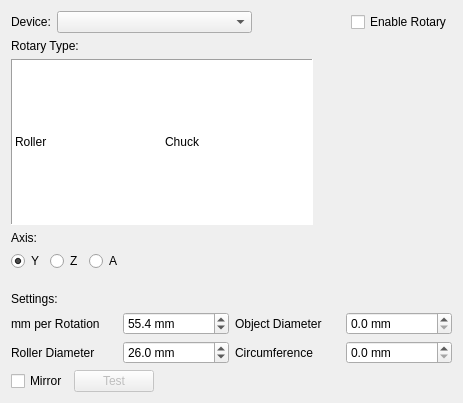
Old version of the form src/windows/rotary_setup.ui in the repository flux3dp/swiftray.
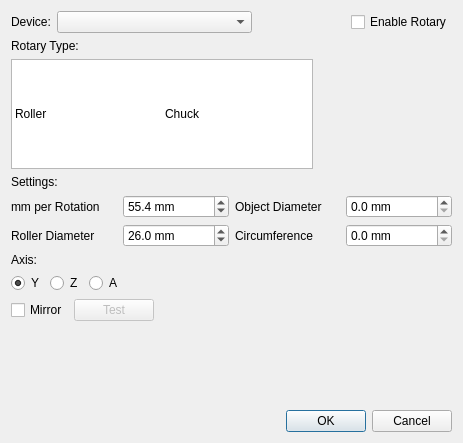
New version of the form. Icons and pictures are not drawn.

Diff of the .ui file:
```diff
--- a/src/windows/rotary_setup.ui
+++ b/src/windows/rotary_setup.ui
@@ -7,7 +7,7 @@
     <x>0</x>
     <y>0</y>
     <width>463</width>
-    <height>403</height>
+    <height>443</height>
    </rect>
   </property>
   <property name="windowTitle">
@@ -70,19 +70,19 @@
          <height>110</height>
         </size>
        </property>
-       <property name="frameShape">
-        <enum>QFrame::Panel</enum>
-       </property>
-       <property name="frameShadow">
-        <enum>QFrame::Sunken</enum>
+       <property name="maximumSize">
+        <size>
+         <width>16777215</width>
+         <height>110</height>
+        </size>
        </property>
        <property name="showDropIndicator" stdset="0">
         <bool>false</bool>
        </property>
        <property name="iconSize">
         <size>
-         <width>90</width>
-         <height>90</height>
+         <width>80</width>
+         <height>80</height>
         </size>
        </property>
        <property name="movement">
@@ -144,73 +144,6 @@
      </item>
     </layout>
    </item>
-   <item>
-    <widget class="QLabel" name="label_3">
-     <property name="maximumSize">
-      <size>
-       <width>100</width>
-       <height>16777215</height>
-      </size>
-     </property>
-     <property name="text">
-      <string>Axis:</string>
-     </property>
-    </widget>
-   </item>
-   <item>
-    <layout class="QHBoxLayout" name="horizontalLayout_3">
-     <item>
-      <widget class="QRadioButton" name="YRadioButton">
-       <property name="text">
-        <string>Y</string>
-       </property>
-       <property name="checked">
-        <bool>true</bool>
-       </property>
-      </widget>
-     </item>
-     <item>
-      <widget class="QRadioButton" name="ZRadioButton">
-       <property name="text">
-        <string>Z</string>
-       </property>
-      </widget>
-     </item>
-     <item>
-      <widget class="QRadioButton" name="ARadioButton">
-       <property name="text">
-        <string>A</string>
-       </property>
-      </widget>
-     </item>
-     <item>
-      <spacer name="horizontalSpacer">
-       <property name="orientation">
-        <enum>Qt::Horizontal</enum>
-       </property>
-       <property name="sizeHint" stdset="0">
-        <size>
-         <width>40</width>
-         <height>20</height>
-        </size>
-       </property>
-      </spacer>
-     </item>
-    </layout>
-   </item>
-   <item>
-    <spacer name="verticalSpacer_3">
-     <property name="orientation">
-      <enum>Qt::Vertical</enum>
-     </property>
-     <property name="sizeHint" stdset="0">
-      <size>
-       <width>20</width>
-       <height>40</height>
-      </size>
-     </property>
-    </spacer>
-   </item>
    <item>
     <widget class="QLabel" name="label_4">
      <property name="text">
@@ -323,6 +256,60 @@
      </item>
     </layout>
    </item>
+   <item>
+    <widget class="QLabel" name="label_3">
+     <property name="maximumSize">
+      <size>
+       <width>100</width>
+       <height>16777215</height>
+      </size>
+     </property>
+     <property name="text">
+      <string>Axis:</string>
+     </property>
+    </widget>
+   </item>
+   <item>
+    <layout class="QHBoxLayout" name="horizontalLayout_3">
+     <item>
+      <widget class="QRadioButton" name="YRadioButton">
+       <property name="text">
+        <string>Y</string>
+       </property>
+       <property name="checked">
+        <bool>true</bool>
+       </property>
+      </widget>
+     </item>
+     <item>
+      <widget class="QRadioButton" name="ZRadioButton">
+       <property name="text">
+        <string>Z</string>
+       </property>
+      </widget>
+     </item>
+     <item>
+      <widget class="QRadioButton" name="ARadioButton">
+       <property name="text">
+        <string>A</string>
+       </property>
+      </widget>
+     </item>
+     <item>
+      <spacer name="horizontalSpacer">
+       <property name="orientation">
+        <enum>Qt::Horizontal</enum>
+       </property>
+       <property name="sizeHint" stdset="0">
+        <size>
+         <width>40</width>
+         <height>20</height>
+        </size>
+       </property>
+      </spacer>
+     </item>
+    </layout>
+   </item>
    <item>
     <layout class="QHBoxLayout" name="horizontalLayout_5">
      <item>
@@ -375,6 +362,29 @@
      </item>
     </layout>
    </item>
+   <item>
+    <spacer name="verticalSpacer">
+     <property name="orientation">
+      <enum>Qt::Vertical</enum>
+     </property>
+     <property name="sizeHint" stdset="0">
+      <size>
+       <width>20</width>
+       <height>40</height>
+      </size>
+     </property>
+    </spacer>
+   </item>
+   <item>
+    <widget class="QDialogButtonBox" name="buttonBox">
+     <property name="orientation">
+      <enum>Qt::Horizontal</enum>
+     </property>
+     <property name="standardButtons">
+      <set>QDialogButtonBox::Cancel|QDialogButtonBox::Ok</set>
+     </property>
+    </widget>
+   </item>
   </layout>
  </widget>
  <resources/>
```
Left out of the diff: 45 changed lines with no effect on the pictures.
